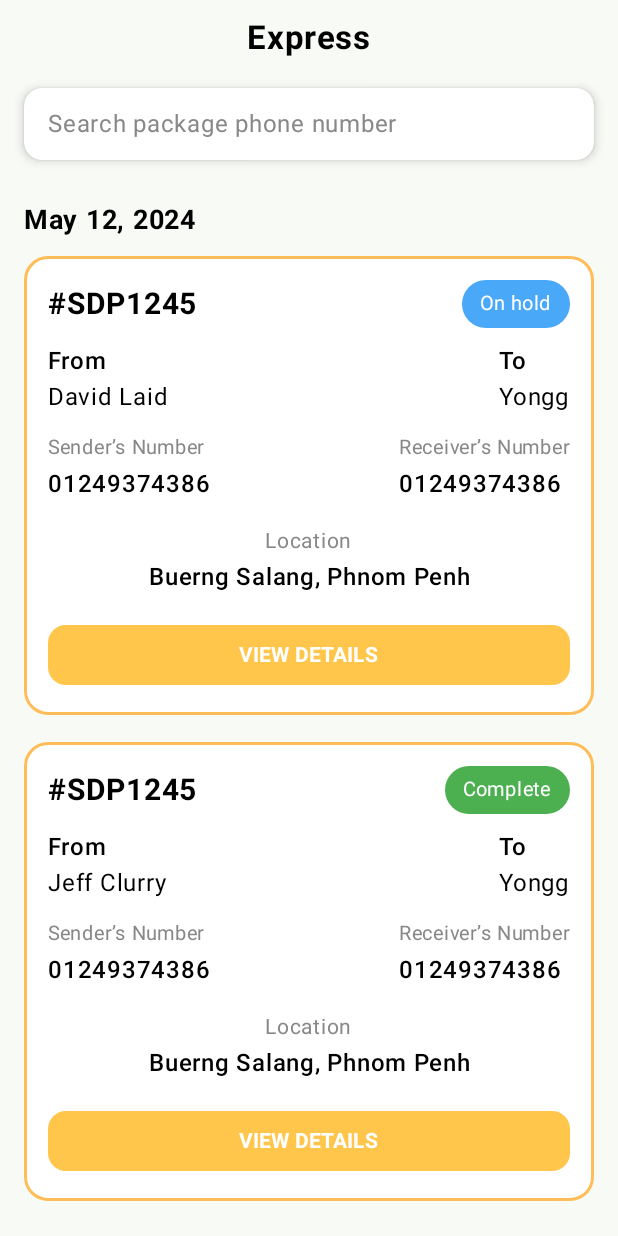
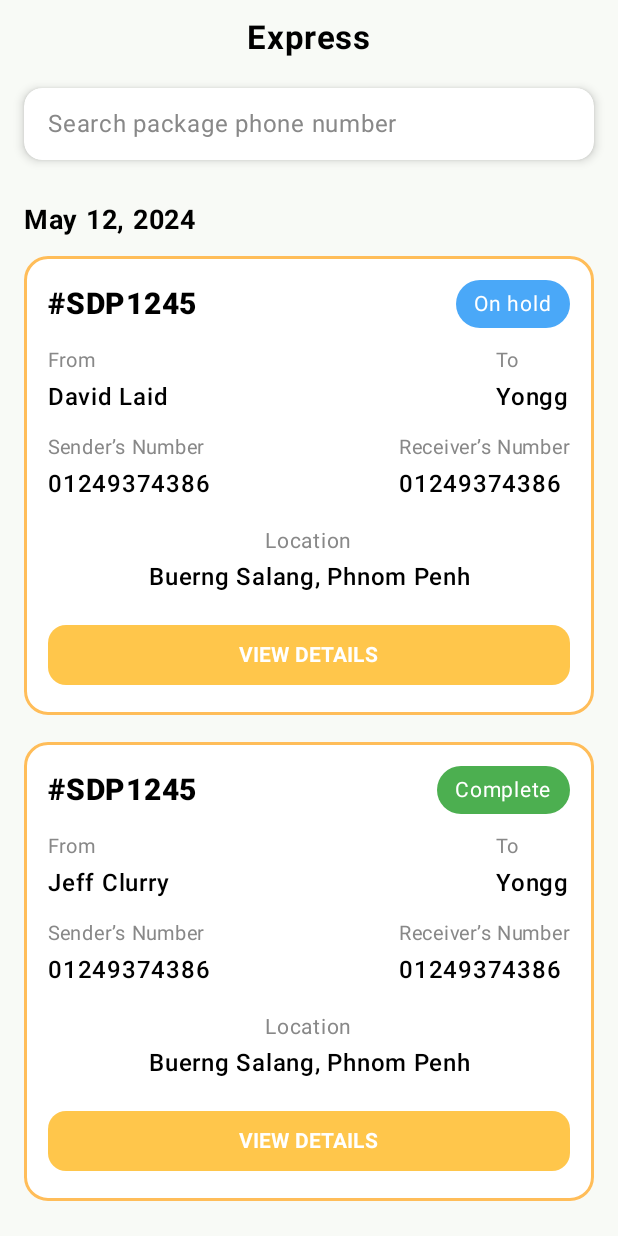
Before and after one commit to Logistic-speedize/speediz-mobile, an Android app built with Jetpack Compose: the @Preview function PackagePreview, on a phone screen of 412 x 824 dp. Run offline under Robolectric (Android 15) with nearby library versions, the phone set to English and light mode, and no system bars.

Commit message:
small change on delivery-express-list

```diff
--- a/app/src/main/java/com/example/speediz/ui/feature/authorized/delivery/Package/ScreenPackage.kt
+++ b/app/src/main/java/com/example/speediz/ui/feature/authorized/delivery/Package/ScreenPackage.kt
@@ -131,7 +131,7 @@ fun PackageCard(item: PackageItem) {
         ) {
             Text(
                 text = item.id,
-                fontWeight = FontWeight.Bold,
+                fontWeight = FontWeight.ExtraBold,
                 fontSize = 20.sp
             )
             Box(
@@ -142,7 +142,7 @@ fun PackageCard(item: PackageItem) {
                 Text(
                     text = item.status,
                     color = Color.White,
-                    fontSize = 13.sp
+                    fontSize = 14.sp
                 )
             }
         }
@@ -154,12 +154,12 @@ fun PackageCard(item: PackageItem) {
             modifier = Modifier.fillMaxWidth()
         ) {
             Column {
-                Text("From", fontWeight = FontWeight.SemiBold)
-                Text(item.senderName)
+                Text("From", fontSize = 13.sp, color = Color.Gray)
+                Text(item.senderName, fontWeight = FontWeight.Medium)
             }
             Column {
-                Text("To", fontWeight = FontWeight.SemiBold)
-                Text(item.receiverName)
+                Text("To", fontSize = 13.sp, color = Color.Gray)
+                Text(item.receiverName, fontWeight = FontWeight.Medium)
             }
         }
 
```
